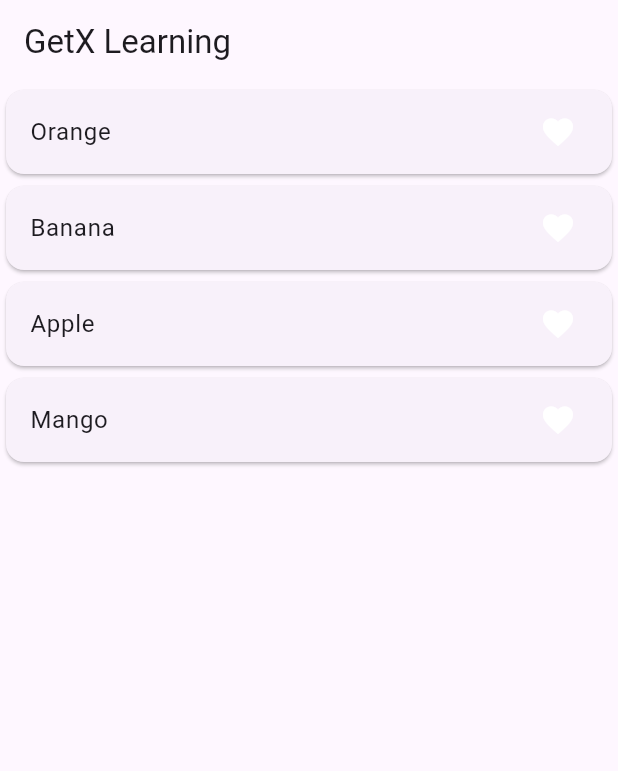
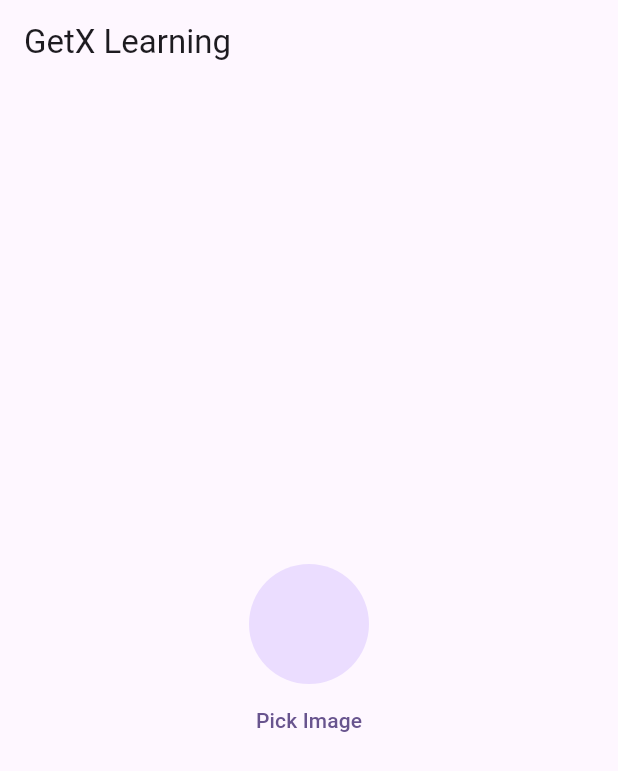
Before and after one commit to ammarabid29/Flutter-GetX, a Flutter app: the screen it shows after launch, on a phone screen of 412 x 824 dp. Shown: the top 771 px of the screen. Run offline on Flutter 3.47's test engine with Material 3 defaults, Android fonts, the phone set to English and light mode, and no system bars; our stand-ins replace get, image_picker.

Commit message:
GetX Image Picker

```diff
--- a/lib/favorite_controller.dart
+++ /dev/null
@@ -1,14 +0,0 @@
-import 'package:get/get.dart';
-
-class FavoriteController extends GetxController {
-  RxList<String> fruitsList = ["Orange", "Banana", "Apple", "Mango"].obs;
-  RxList tempFruitsList = [].obs;
-
-  addToFavorite(String value) {
-    tempFruitsList.add(value);
-  }
-
-  removeFromFavorite(String value) {
-    tempFruitsList.remove(value);
-  }
-}
--- a/lib/home_screen.dart
+++ b/lib/home_screen.dart
@@ -1,5 +1,7 @@
+import 'dart:io';
+
 import 'package:flutter/material.dart';
-import 'package:flutter_getx/favorite_controller.dart';
+import 'package:flutter_getx/image_picker_controller.dart';
 import 'package:get/get.dart';
 
 class HomeScreen extends StatefulWidget {
@@ -10,8 +12,8 @@ class HomeScreen extends StatefulWidget {
 }
 
 class _HomeScreenState extends State<HomeScreen> {
-  FavoriteController favoriteController = Get.put(
-    FavoriteController(),
+  ImagePickerController imagePickerController = Get.put(
+    ImagePickerController(),
   );
 
   @override
@@ -20,34 +22,28 @@ class _HomeScreenState extends State<HomeScreen> {
       appBar: AppBar(
         title: const Text("GetX Learning"),
       ),
-      body: ListView.builder(
-        itemCount: favoriteController.fruitsList.length,
-        itemBuilder: (context, index) {
-          return Card(
-            child: ListTile(
-              onTap: () {
-                if (favoriteController.tempFruitsList
-                    .contains(favoriteController.fruitsList[index])) {
-                  favoriteController
-                      .removeFromFavorite(favoriteController.fruitsList[index]);
-                } else {
-                  favoriteController
-                      .addToFavorite(favoriteController.fruitsList[index]);
-                }
-              },
-              title: Text(favoriteController.fruitsList[index]),
-              trailing: Obx(
-                () => Icon(
-                  Icons.favorite,
-                  color: favoriteController.tempFruitsList
-                          .contains(favoriteController.fruitsList[index])
-                      ? Colors.red
-                      : Colors.white,
-                ),
+      body: Obx(
+        () => Column(
+          mainAxisAlignment: MainAxisAlignment.center,
+          crossAxisAlignment: CrossAxisAlignment.center,
+          children: [
+            Center(
+              child: CircleAvatar(
+                radius: 40,
+                backgroundImage: imagePickerController.imagePath.isNotEmpty
+                    ? FileImage(
+                        File(imagePickerController.imagePath.toString()))
+                    : null,
               ),
             ),
-          );
-        },
+            TextButton(
+              onPressed: () {
+                imagePickerController.getImage();
+              },
+              child: const Text("Pick Image"),
+            ),
+          ],
+        ),
       ),
     );
   }
--- /dev/null
+++ b/lib/image_picker_controller.dart
@@ -0,0 +1,16 @@
+import 'package:get/get.dart';
+import 'package:image_picker/image_picker.dart';
+
+class ImagePickerController extends GetxController {
+  RxString imagePath = "".obs;
+
+  Future getImage() async {
+    final ImagePicker picker = ImagePicker();
+
+    final image = await picker.pickImage(source: ImageSource.camera);
+
+    if (image != null) {
+      imagePath.value = image.path.toString();
+    }
+  }
+}
--- a/pubspec.yaml
+++ b/pubspec.yaml
@@ -36,6 +36,7 @@ dependencies:
   # Use with the CupertinoIcons class for iOS style icons.
   cupertino_icons: ^1.0.8
   get: ^4.6.6
+  image_picker: ^1.1.2
 
 dev_dependencies:
   flutter_test:
```
Also changed, not shown: pubspec.lock, 6 other files.
